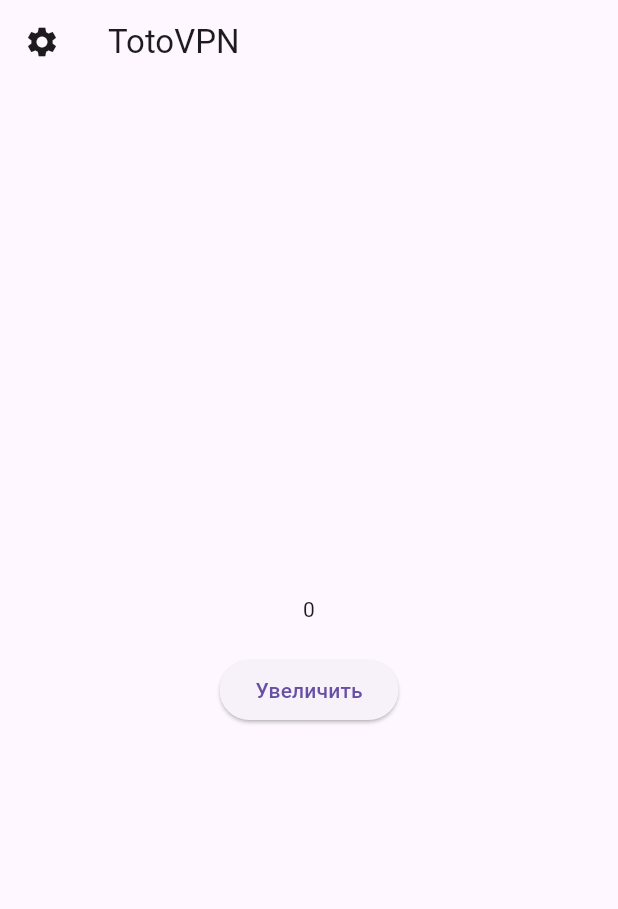
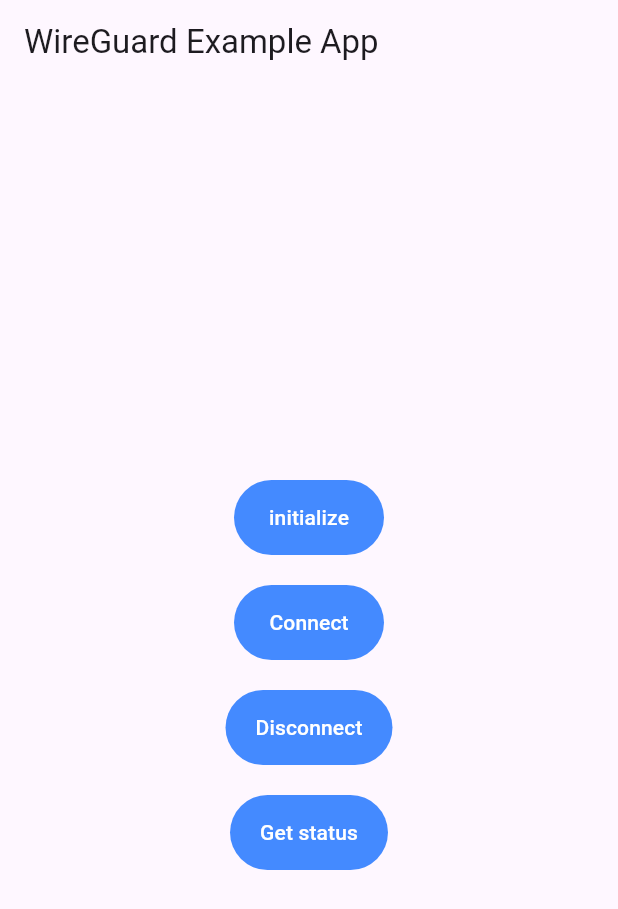
Before and after one commit to 33885222/test_app, a Flutter app: the screen it shows after launch, on a phone screen of 412 x 824 dp. Shown: the top 909 px of the screen. Run offline on Flutter 3.47's test engine with Material 3 defaults, Android fonts, the phone set to English and light mode, and no system bars; missing offline and left inert: wireguard_flutter.

Commit message:
123123123

```diff
--- a/lib/main.dart
+++ b/lib/main.dart
@@ -1,40 +1,38 @@
 import 'dart:async';
+
 import 'package:flutter/material.dart';
 import 'package:wireguard_flutter/wireguard_flutter.dart';
 
 void main() {
-  runApp(const TotoVPNApp());
+  runApp(
+    MaterialApp(
+      home: Scaffold(
+        appBar: AppBar(
+          title: const Text('WireGuard Example App'),
+        ),
+        body: const MyApp(),
+      ),
+    ),
+  );
 }
 
-class TotoVPNApp extends StatelessWidget {
-  const TotoVPNApp({super.key});
+class MyApp extends StatefulWidget {
+  const MyApp({super.key});
 
   @override
-  Widget build(BuildContext context) {
-    return const MaterialApp(
-      title: 'Toto VPN',
-      home: HomePage(),
-    );
-  }
+  State<MyApp> createState() => _MyAppState();
 }
 
-class HomePage extends StatefulWidget {
-  const HomePage({super.key});
+class _MyAppState extends State<MyApp> {
+  final wireguard = WireGuardFlutter.instance;
 
-  @override
-  HomePageState createState() => HomePageState();
-}
-
-class HomePageState extends State<HomePage> {
-  final wireguard = WireGuardFlutter.instance;
   late String name;
 
   @override
   void initState() {
     super.initState();
     wireguard.vpnStageSnapshot.listen((event) {
-      // debugPrint("status changed $event");
-      showMsg("status changed $event");
+      debugPrint("status changed $event");
       if (mounted) {
         ScaffoldMessenger.of(context).clearSnackBars();
         ScaffoldMessenger.of(context).showSnackBar(SnackBar(
@@ -49,7 +47,6 @@ class HomePageState extends State<HomePage> {
     try {
       await wireguard.initialize(interfaceName: name);
       debugPrint("initialize success $name");
-      startVpn();
     } catch (error, stack) {
       debugPrint("failed to initialize: $error\n$stack");
     }
@@ -87,72 +84,84 @@ class HomePageState extends State<HomePage> {
     }
   }
 
-  int _counter = 0;
-
-  void showMsg(String text) {
-    ScaffoldMessenger.of(context).showSnackBar(
-      SnackBar(
-        content: Text('Counter: $text'),
-        duration: Duration(seconds: 2),
-      ),
-    );
-  }
-
-  void _incrementCounter() {
-    setState(() {
-      _counter++;
-    });
-  }
-
-  void _goToSettings() {
-    Navigator.push(
-      context,
-      MaterialPageRoute(builder: (context) => const SettingsPage()),
-    );
-  }
-
   @override
   Widget build(BuildContext context) {
-    return Scaffold(
-      appBar: AppBar(
-        title: const Text('TotoVPN'),
-        leading: IconButton(
-          icon: const Icon(Icons.settings),
-          onPressed: _goToSettings,
-        ),
-      ),
-      body: Center(
-        child: Column(
-          mainAxisAlignment: MainAxisAlignment.center,
-          children: [
-            Text('$_counter'),
-            const SizedBox(height: 20),
-            ElevatedButton(
-              onPressed: initialize,
-              child: const Text('Увеличить'),
+    return Container(
+      constraints: const BoxConstraints.expand(),
+      padding: const EdgeInsets.all(16),
+      child: Column(
+        mainAxisAlignment: MainAxisAlignment.center,
+        crossAxisAlignment: CrossAxisAlignment.center,
+        children: [
+          const SizedBox(height: 20),
+          TextButton(
+            onPressed: initialize,
+            style: ButtonStyle(
+                minimumSize:
+                    MaterialStateProperty.all<Size>(const Size(100, 50)),
+                padding: MaterialStateProperty.all(
+                    const EdgeInsets.fromLTRB(20, 15, 20, 15)),
+                backgroundColor:
+                    MaterialStateProperty.all<Color>(Colors.blueAccent),
+                overlayColor: MaterialStateProperty.all<Color>(
+                    Colors.white.withOpacity(0.1))),
+            child: const Text(
+              'initialize',
+              style: TextStyle(color: Colors.white),
             ),
-          ],
-        ),
-      ),
-    );
-  }
-}
-
-class SettingsPage extends StatelessWidget {
-  const SettingsPage({super.key});
-
-  @override
-  Widget build(BuildContext context) {
-    return Scaffold(
-      appBar: AppBar(
-        title: const Text('Настройки'),
-        leading: IconButton(
-          icon: const Icon(Icons.arrow_back),
-          onPressed: () => Navigator.pop(context),
-        ),
-      ),
-      body: const Center(
-        child: Text('Настройки'),
+          ),
+          const SizedBox(height: 20),
+          TextButton(
+            onPressed: startVpn,
+            style: ButtonStyle(
+                minimumSize:
+                    MaterialStateProperty.all<Size>(const Size(100, 50)),
+                padding: MaterialStateProperty.all(
+                    const EdgeInsets.fromLTRB(20, 15, 20, 15)),
+                backgroundColor:
+                    MaterialStateProperty.all<Color>(Colors.blueAccent),
+                overlayColor: MaterialStateProperty.all<Color>(
+                    Colors.white.withOpacity(0.1))),
+            child: const Text(
+              'Connect',
+              style: TextStyle(color: Colors.white),
+            ),
+          ),
+          const SizedBox(height: 20),
+          TextButton(
+            onPressed: disconnect,
+            style: ButtonStyle(
+                minimumSize:
+                    MaterialStateProperty.all<Size>(const Size(100, 50)),
+                padding: MaterialStateProperty.all(
+                    const EdgeInsets.fromLTRB(20, 15, 20, 15)),
+                backgroundColor:
+                    MaterialStateProperty.all<Color>(Colors.blueAccent),
+                overlayColor: MaterialStateProperty.all<Color>(
+                    Colors.white.withOpacity(0.1))),
+            child: const Text(
+              'Disconnect',
+              style: TextStyle(color: Colors.white),
+            ),
+          ),
+          const SizedBox(height: 20),
+          TextButton(
+            onPressed: getStatus,
+            style: ButtonStyle(
+                minimumSize:
+                    MaterialStateProperty.all<Size>(const Size(100, 50)),
+                padding: MaterialStateProperty.all(
+                    const EdgeInsets.fromLTRB(20, 15, 20, 15)),
+                backgroundColor:
+                    MaterialStateProperty.all<Color>(Colors.blueAccent),
+                overlayColor: MaterialStateProperty.all<Color>(
+                    Colors.white.withOpacity(0.1))),
+            child: const Text(
+              'Get status',
+              style: TextStyle(color: Colors.white),
+            ),
+          ),
+        ],
       ),
     );
   }
```
